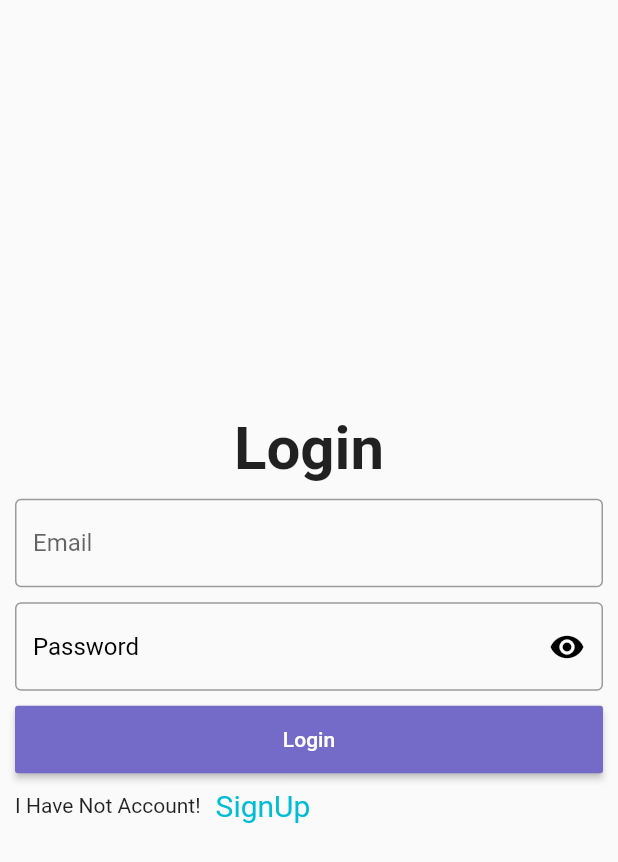
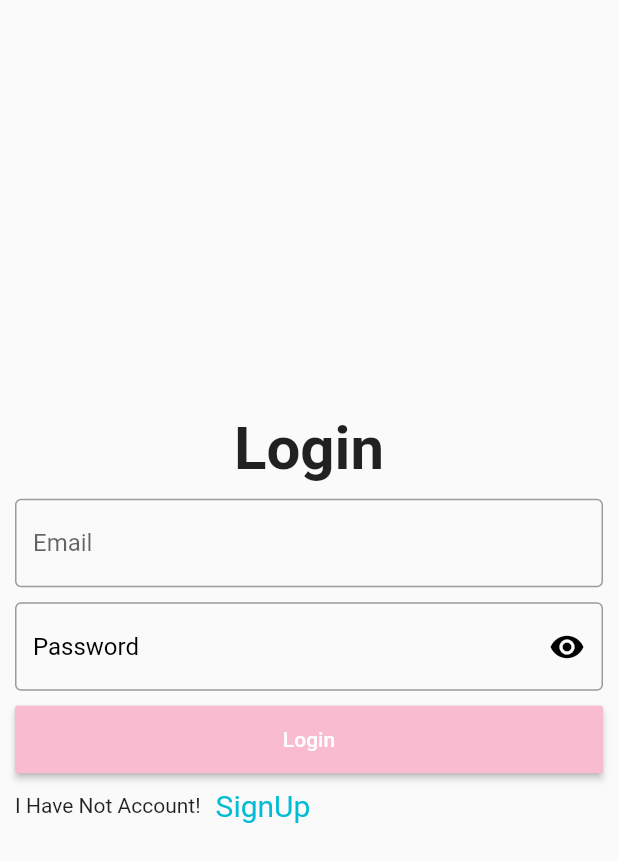
Before and after one commit to khaoulacherkaoui/E-commerce_Flutter, a Flutter app: the screen it shows after launch, on a phone screen of 412 x 824 dp. Shown: the top 862 px of the screen. Run offline on Flutter 3.47's test engine with Material 2 defaults, Android fonts, the phone set to English and light mode, and no system bars; our stand-ins replace badges, carousel_pro, cloud_firestore, firebase_auth, firebase_core, firebase_storage and 1 more; accounts and stored records are empty.

Commit message:
added modifs

```diff
--- a/lib/model/cartmodel.dart
+++ b/lib/model/cartmodel.dart
@@ -2,12 +2,12 @@ import 'package:flutter/material.dart';
 
 
 class CartModel {
-  final String name;
-  final String image;
-  final double price;
-  final int quentity;
-  final String color;
-  final String size;
+  final String name;//name
+  final String image;//image
+  final double price;//price
+  final int quentity;//quentity
+  final String color;//color
+  final String size;//size
   CartModel({
     @required this.price,
     @required this.name,
--- a/lib/model/product.dart
+++ b/lib/model/product.dart
@@ -1,8 +1,8 @@
 import 'package:flutter/material.dart';
 
 class Product {
-  final String name;
-  final String image;
-  final double price;
+  final String name;// name
+  final String image;// image
+  final double price;//price
   Product({@required this.image, @required this.name, @required this.price});
 }
--- a/lib/screens/about.dart
+++ b/lib/screens/about.dart
@@ -16,7 +16,7 @@ class About extends StatelessWidget {
           title: IconButton(
             icon: Icon(
               Icons.arrow_back,
-              color: Color(0xff746bc9),
+              color: Color(0xFFF8BBD0),
               size: 35,
             ),
             onPressed: () {
@@ -37,7 +37,7 @@ class About extends StatelessWidget {
                 "About",
                 style: TextStyle(
                   fontSize: 40,
-                  color: Color(0xff746bc9),
+                  color: Color(0xFFF8BBD0),
                 ),
               ),
               Image(
--- a/lib/screens/contactus.dart
+++ b/lib/screens/contactus.dart
@@ -91,7 +91,7 @@ class _ContactUsState extends State<ContactUs> {
           title: IconButton(
             icon: Icon(
               Icons.arrow_back,
-              color: Color(0xff746bc9),
+              color: Color(0xFFF8BBD0),
               size: 35,
             ),
             onPressed: () {
@@ -110,7 +110,7 @@ class _ContactUsState extends State<ContactUs> {
               Text(
                 "Sent Us Your Message",
                 style: TextStyle(
-                  color: Color(0xff746bc9),
+                  color: Color(0xFFF8BBD0),
                   fontSize: 28,
                 ),
               ),
--- a/lib/screens/detailscreen.dart
+++ b/lib/screens/detailscreen.dart
@@ -66,7 +66,7 @@ class _DetailScreenState extends State<DetailScreen> {
               Text(
                 "\$ ${widget.price.toString()}",
                 style: TextStyle(
-                    color: Color(0xff9b96d6),
+                    color: Color(0xFFF8BBD0),
                     fontSize: 18,
                     fontWeight: FontWeight.bold),
               ),
@@ -196,7 +196,7 @@ class _DetailScreenState extends State<DetailScreen> {
         Container(
           width: 265,
           child: ToggleButtons(
-            fillColor: Color(0xff746bc9),
+            fillColor: Color(0xFFF8BBD0),
             renderBorder: false,
             children: [
               _buildColorProduct(color: Colors.blue[200]),
@@ -243,7 +243,7 @@ class _DetailScreenState extends State<DetailScreen> {
           height: 40,
           width: 130,
           decoration: BoxDecoration(
-            color: Color(0xff746bc9),
+            color: Color(0xFFF8BBD0),
           ),
           child: Row(
             mainAxisAlignment: MainAxisAlignment.spaceEvenly,
--- a/lib/screens/profilescreen.dart
+++ b/lib/screens/profilescreen.dart
@@ -303,7 +303,7 @@ class _ProfileScreenState extends State<ProfileScreen> {
                   icon: Icon(
                     Icons.check,
                     size: 30,
-                    color: Color(0xff746bc9),
+                    color: Color(0xFFF8BBD0),
                   ),
                   onPressed: () {
                     vaildation();
@@ -389,7 +389,7 @@ class _ProfileScreenState extends State<ProfileScreen> {
                                                   Colors.transparent,
                                               child: Icon(
                                                 Icons.camera_alt,
-                                                color: Color(0xff746bc9),
+                                                color: Color(0xFFF8BBD0),
                                               ),
                                             ),
                                           ),
--- a/lib/screens/welcomescreen.dart
+++ b/lib/screens/welcomescreen.dart
@@ -62,7 +62,7 @@ class WelcomeScreen extends StatelessWidget {
                           "Sign Up",
                           style: TextStyle(fontSize: 18, color: Colors.white),
                         ),
-                        color: Color(0xff746bc9),
+                        color: Color(0xFFF8BBD0),
                         onPressed: () {
                           Navigator.of(context).pushReplacement(
                             MaterialPageRoute(
--- a/lib/widgets/checkout_singleproduct.dart
+++ b/lib/widgets/checkout_singleproduct.dart
@@ -132,7 +132,7 @@ class _CheckOutSingleProductState extends State<CheckOutSingleProduct> {
                         Text(
                           "\$${widget.price.toStringAsFixed(2)}",
                           style: TextStyle(
-                              color: Color(0xff9b96d6),
+                              color: Color(0xFFF8BBD0),
                               fontSize: 18,
                               fontWeight: FontWeight.bold),
                         ),
--- a/lib/widgets/mybutton.dart
+++ b/lib/widgets/mybutton.dart
@@ -14,7 +14,7 @@ class MyButton extends StatelessWidget {
           name,
           style: TextStyle(color: Colors.white),
         ),
-        color: Color(0xff746bc9),
+        color: Color(0xFFF8BBD0),
         onPressed: onPressed,
       ),
     );
--- a/lib/widgets/singeproduct.dart
+++ b/lib/widgets/singeproduct.dart
@@ -39,7 +39,7 @@ class SingleProduct extends StatelessWidget {
                     style: TextStyle(
                         fontWeight: FontWeight.bold,
                         fontSize: 17,
-                        color: Color(0xff9b96d6)),
+                        color: Color(0xFFF8BBD0)),
                   ),
                   Container(
                     child: Text(
--- a/pubspec.yaml
+++ b/pubspec.yaml
@@ -14,6 +14,7 @@ publish_to: 'none' # Remove this line if you wish to publish to pub.dev
 # Read more about Android versioning at https://developer.android.com/studio/publish/versioning
 # In iOS, build-name is used as CFBundleShortVersionString while build-number used as CFBundleVersion.
 # Read more about iOS versioning at
+
 # https://developer.apple.com/library/archive/documentation/General/Reference/InfoPlistKeyReference/Articles/CoreFoundationKeys.html
 version: 1.0.0+1
 
```
Also changed, not shown: lib/screens/search_category.dart (added, +95 -0 lines), lib/screens/search_product.dart (added, +93 -0 lines), images/welcome.png (added), 1 other file.
